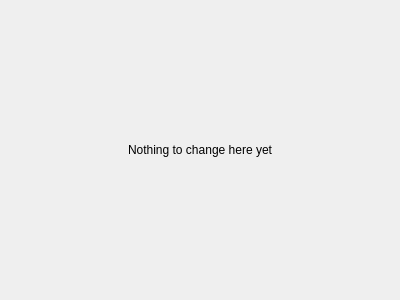
mgottschlag/kwin-tiling, file kcontrol/randr/randrconfigbase.ui: the form before one commit.
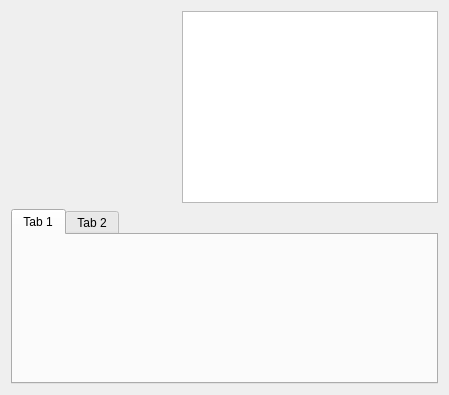
The form after the commit.

Commit message: Add a basic randr1.2 config widget (not implemented yet) Add a base widget for Output settings

The edit to the form file:
```diff
--- a/kcontrol/randr/randrconfigbase.ui
+++ b/kcontrol/randr/randrconfigbase.ui
@@ -5,8 +5,8 @@
    <rect>
     <x>0</x>
     <y>0</y>
-    <width>400</width>
-    <height>300</height>
+    <width>449</width>
+    <height>395</height>
    </rect>
   </property>
   <property name="windowTitle" >
@@ -14,13 +14,39 @@
   </property>
   <layout class="QGridLayout" >
    <item row="0" column="0" >
-    <widget class="QLabel" name="label" >
-     <property name="text" >
-      <string>Nothing to change here yet</string>
+    <spacer>
+     <property name="orientation" >
+      <enum>Qt::Horizontal</enum>
      </property>
-     <property name="alignment" >
-      <set>Qt::AlignCenter</set>
+     <property name="sizeHint" >
+      <size>
+       <width>40</width>
+       <height>20</height>
+      </size>
      </property>
+    </spacer>
+   </item>
+   <item row="0" column="1" >
+    <widget class="QGraphicsView" name="screenView" />
+   </item>
+   <item row="1" column="0" colspan="2" >
+    <widget class="QTabWidget" name="outputsTab" >
+     <property name="tabPosition" >
+      <enum>QTabWidget::North</enum>
+     </property>
+     <property name="currentIndex" >
+      <number>0</number>
+     </property>
+     <widget class="QWidget" name="tab" >
+      <attribute name="title" >
+       <string>Tab 1</string>
+      </attribute>
+     </widget>
+     <widget class="QWidget" name="tab_2" >
+      <attribute name="title" >
+       <string>Tab 2</string>
+      </attribute>
+     </widget>
     </widget>
    </item>
   </layout>
```
The commit also changes 6 other files.
